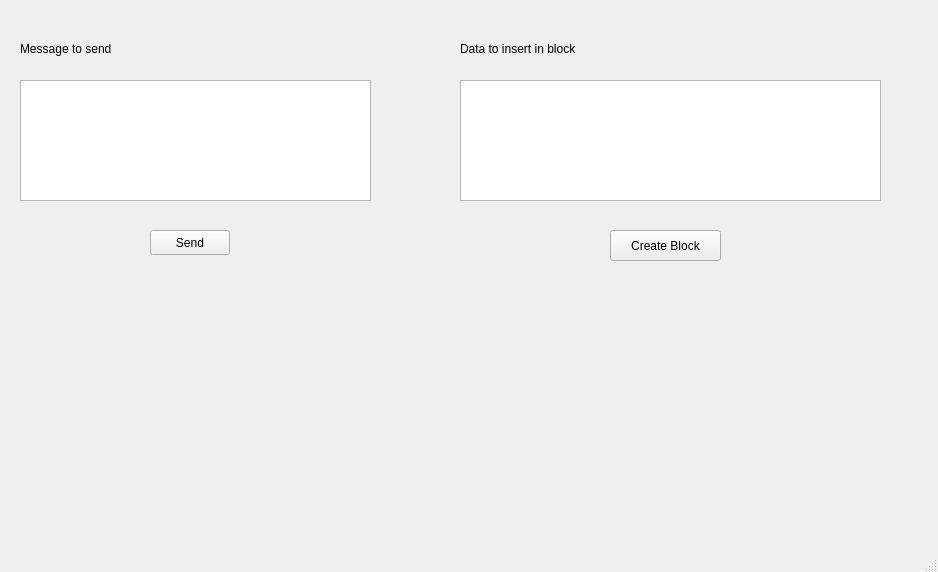
matthiasrsl/blockchain-ensicaen, file src/gui_ressources/GuiClient.ui: the form before one commit.
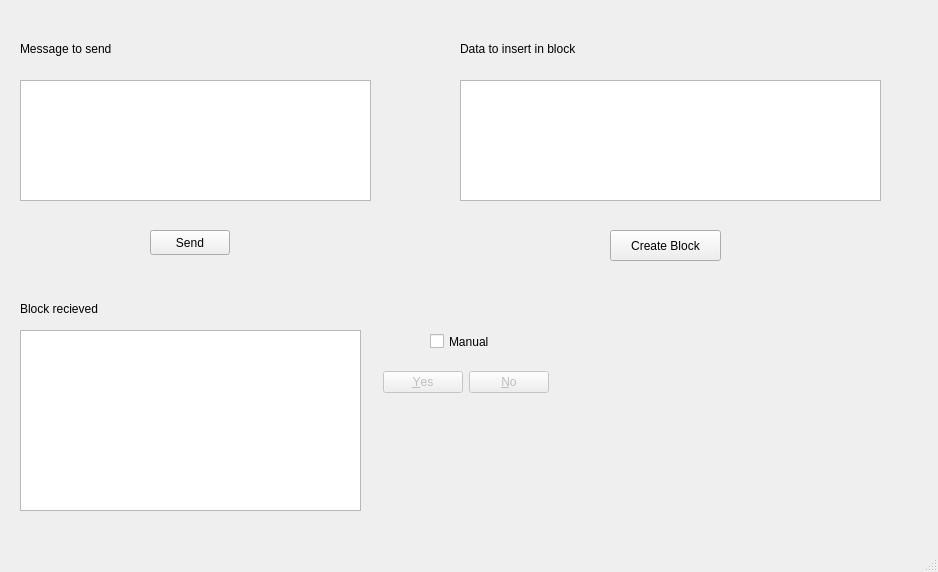
The form after the commit.

Commit message: Elements are placed and check manual enable button

What changed in the file:
```diff
--- a/src/gui_ressources/GuiClient.ui
+++ b/src/gui_ressources/GuiClient.ui
@@ -113,6 +113,58 @@
      <string>Message to send</string>
     </property>
    </widget>
+   <widget class="QCheckBox" name="manuelBox">
+    <property name="geometry">
+     <rect>
+      <x>430</x>
+      <y>330</y>
+      <width>92</width>
+      <height>23</height>
+     </rect>
+    </property>
+    <property name="text">
+     <string>Manual</string>
+    </property>
+   </widget>
+   <widget class="QLabel" name="label_2">
+    <property name="geometry">
+     <rect>
+      <x>20</x>
+      <y>300</y>
+      <width>141</width>
+      <height>17</height>
+     </rect>
+    </property>
+    <property name="text">
+     <string>Block recieved</string>
+    </property>
+   </widget>
+   <widget class="QTextBrowser" name="textBrowser">
+    <property name="geometry">
+     <rect>
+      <x>20</x>
+      <y>330</y>
+      <width>341</width>
+      <height>181</height>
+     </rect>
+    </property>
+   </widget>
+   <widget class="QDialogButtonBox" name="acceptBox">
+    <property name="enabled">
+     <bool>false</bool>
+    </property>
+    <property name="geometry">
+     <rect>
+      <x>380</x>
+      <y>370</y>
+      <width>169</width>
+      <height>25</height>
+     </rect>
+    </property>
+    <property name="standardButtons">
+     <set>QDialogButtonBox::No|QDialogButtonBox::Yes</set>
+    </property>
+   </widget>
   </widget>
   <widget class="QStatusBar" name="statusbar"/>
   <widget class="QMenuBar" name="menubar">
```
Left out of the diff: 2 changed lines with no effect on the pictures. The commit also changes 2 other files.
